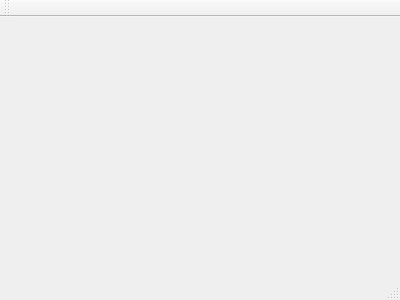
Before: the Qt Designer form 02_tcp_client/mainwindow.ui in highsung/qt, drawn with Qt 5.
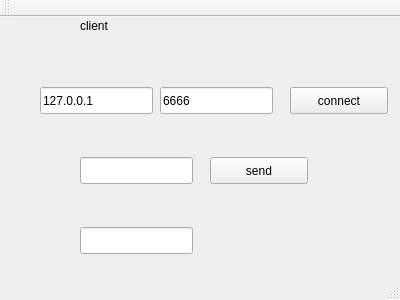
After: the same form once the commit is applied.

Diff of the .ui file:
```diff
--- a/02_tcp_client/mainwindow.ui
+++ b/02_tcp_client/mainwindow.ui
@@ -12,13 +12,114 @@
   <property name="windowTitle" >
    <string>MainWindow</string>
   </property>
-  <widget class="QMenuBar" name="menuBar" />
-  <widget class="QToolBar" name="mainToolBar" />
-  <widget class="QWidget" name="centralWidget" />
-  <widget class="QStatusBar" name="statusBar" />
+  <widget class="QWidget" name="centralWidget">
+   <widget class="QLineEdit" name="lineEdit">
+    <property name="geometry">
+     <rect>
+      <x>80</x>
+      <y>210</y>
+      <width>113</width>
+      <height>27</height>
+     </rect>
+    </property>
+   </widget>
+   <widget class="QPushButton" name="pushButton">
+    <property name="geometry">
+     <rect>
+      <x>210</x>
+      <y>140</y>
+      <width>98</width>
+      <height>27</height>
+     </rect>
+    </property>
+    <property name="text">
+     <string>send</string>
+    </property>
+   </widget>
+   <widget class="QLabel" name="label">
+    <property name="geometry">
+     <rect>
+      <x>80</x>
+      <y>0</y>
+      <width>66</width>
+      <height>17</height>
+     </rect>
+    </property>
+    <property name="text">
+     <string>client</string>
+    </property>
+   </widget>
+   <widget class="QLineEdit" name="lineEdit_2">
+    <property name="geometry">
+     <rect>
+      <x>80</x>
+      <y>140</y>
+      <width>113</width>
+      <height>27</height>
+     </rect>
+    </property>
+   </widget>
+   <widget class="QLineEdit" name="lineEdit_3">
+    <property name="geometry">
+     <rect>
+      <x>160</x>
+      <y>70</y>
+      <width>113</width>
+      <height>27</height>
+     </rect>
+    </property>
+    <property name="text">
+     <string>6666</string>
+    </property>
+   </widget>
+   <widget class="QPushButton" name="pushButton_2">
+    <property name="geometry">
+     <rect>
+      <x>290</x>
+      <y>70</y>
+      <width>98</width>
+      <height>27</height>
+     </rect>
+    </property>
+    <property name="text">
+     <string>connect</string>
+    </property>
+   </widget>
+   <widget class="QLineEdit" name="lineEdit_4">
+    <property name="geometry">
+     <rect>
+      <x>40</x>
+      <y>70</y>
+      <width>113</width>
+      <height>27</height>
+     </rect>
+    </property>
+    <property name="text">
+     <string>127.0.0.1</string>
+    </property>
+   </widget>
+  </widget>
+  <widget class="QMenuBar" name="menuBar">
+   <property name="geometry">
+    <rect>
+     <x>0</x>
+     <y>0</y>
+     <width>400</width>
+     <height>25</height>
+    </rect>
+   </property>
+  </widget>
+  <widget class="QToolBar" name="mainToolBar">
+   <attribute name="toolBarArea">
+    <enum>TopToolBarArea</enum>
+   </attribute>
+   <attribute name="toolBarBreak">
+    <bool>false</bool>
+   </attribute>
+  </widget>
+  <widget class="QStatusBar" name="statusBar"/>
  </widget>
- <layoutDefault spacing="6" margin="11" />
- <pixmapfunction></pixmapfunction>
+ <layoutdefault spacing="6" margin="11"/>
  <resources/>
  <connections/>
 </ui>
```
Left out of the diff: 46 changed lines with no effect on the pictures.
